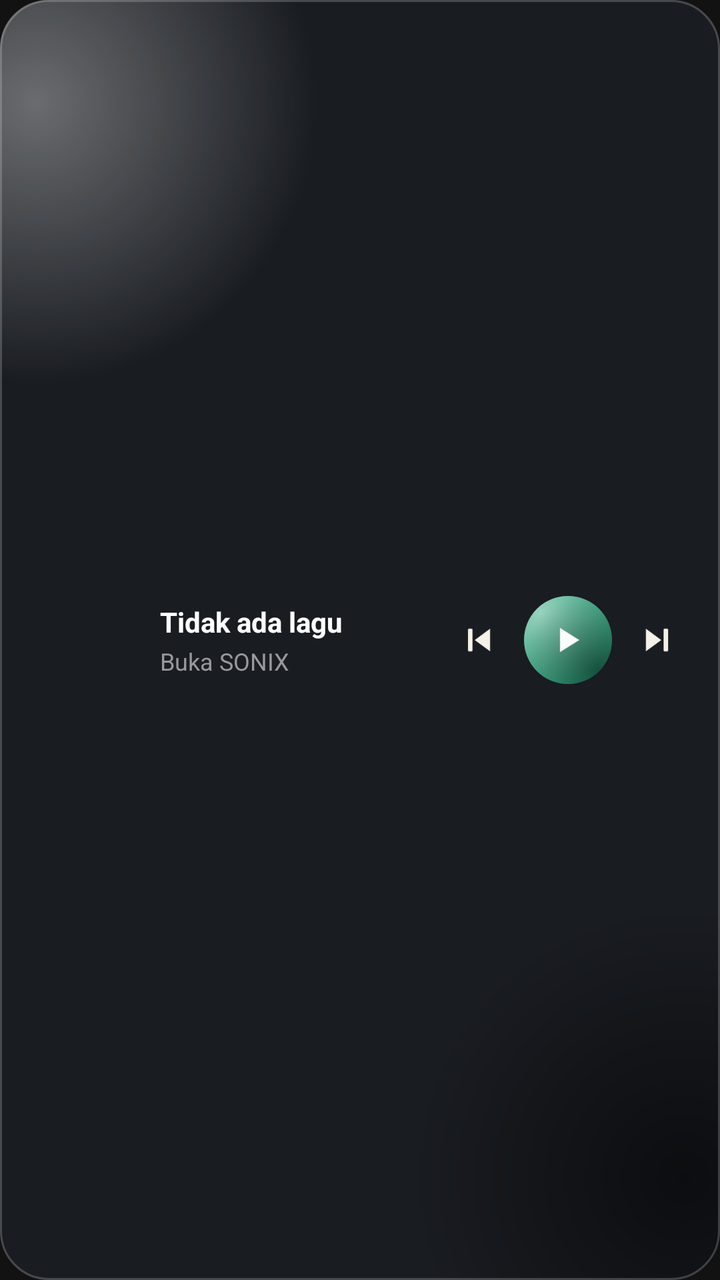
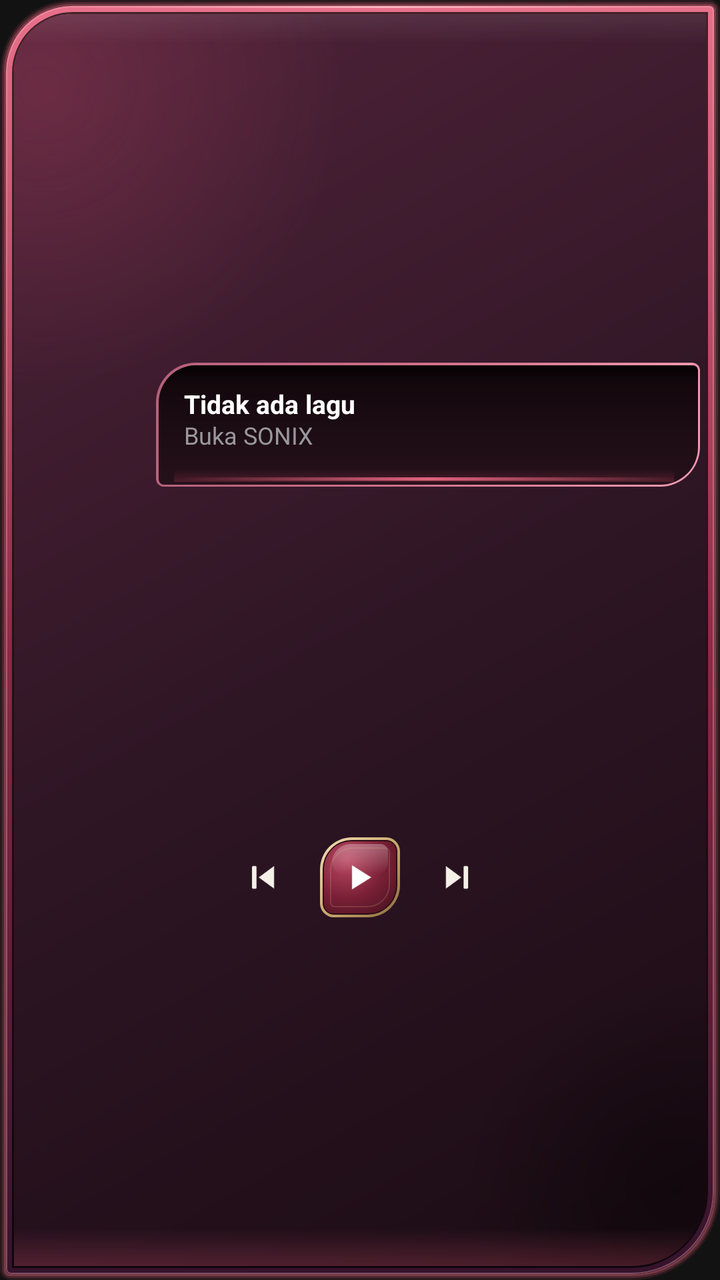

Screens rendered from an Android XML layout before and after an edit, with the pre-edit source and the edit as a unified diff.
<!-- AndroidManifest.xml: application theme Theme.AudioPlayer -->
<!-- res/layout/widget_player.xml -->
<?xml version="1.0" encoding="utf-8"?>
<LinearLayout xmlns:android="http://schemas.android.com/apk/res/android"
    android:id="@+id/widget_root"
    android:layout_width="match_parent"
    android:layout_height="match_parent"
    android:background="@drawable/widget_background"
    android:orientation="horizontal"
    android:gravity="center_vertical"
    android:padding="14dp">

    <ImageView
        android:id="@+id/widget_album_art"
        android:layout_width="52dp"
        android:layout_height="52dp"
        android:scaleType="centerCrop" />

    <LinearLayout
        android:layout_width="0dp"
        android:layout_height="wrap_content"
        android:layout_weight="1"
        android:layout_marginStart="14dp"
        android:layout_marginEnd="8dp"
        android:orientation="vertical">

        <TextView
            android:id="@+id/widget_title"
            android:layout_width="match_parent"
            android:layout_height="wrap_content"
            android:textColor="#FFFFFF"
            android:textSize="14sp"
            android:textStyle="bold"
            android:maxLines="1"
            android:ellipsize="end"
            android:text="Tidak ada lagu" />

        <TextView
            android:id="@+id/widget_artist"
            android:layout_width="match_parent"
            android:layout_height="wrap_content"
            android:layout_marginTop="2dp"
            android:textColor="#98989D"
            android:textSize="12sp"
            android:maxLines="1"
            android:ellipsize="end"
            android:text="Buka SONIX" />
    </LinearLayout>

    <ImageButton
        android:id="@+id/widget_prev"
        android:layout_width="34dp"
        android:layout_height="34dp"
        android:padding="7dp"
        android:background="@android:color/transparent"
        android:scaleType="fitCenter"
        android:src="@drawable/ic_widget_previous"
        android:contentDescription="Sebelumnya" />

    <ImageButton
        android:id="@+id/widget_play_pause"
        android:layout_width="44dp"
        android:layout_height="44dp"
        android:layout_marginStart="6dp"
        android:padding="12dp"
        android:background="@drawable/widget_play_button_bg"
        android:scaleType="fitCenter"
        android:src="@drawable/ic_widget_play"
        android:contentDescription="Putar" />

    <ImageButton
        android:id="@+id/widget_next"
        android:layout_width="34dp"
        android:layout_height="34dp"
        android:layout_marginStart="6dp"
        android:padding="7dp"
        android:background="@android:color/transparent"
        android:scaleType="fitCenter"
        android:src="@drawable/ic_widget_next"
        android:contentDescription="Berikutnya" />

</LinearLayout>
<!-- resources referenced by this layout -->
<resources>
  <!-- drawable ic_widget_next: png bitmap (drawable, 1562 bytes) -->
  <!-- drawable ic_widget_play: png bitmap (drawable, 776 bytes) -->
  <!-- drawable ic_widget_previous: png bitmap (drawable, 1621 bytes) -->
  <!-- drawable widget_background (drawable) -->
  <?xml version="1.0" encoding="utf-8"?>
  <layer-list xmlns:android="http://schemas.android.com/apk/res/android">
      <item>
          <shape android:shape="rectangle">
              <solid android:color="#191C21" />
              <corners android:radius="24dp" />
          </shape>
      </item>
      <item>
          <shape android:shape="rectangle">
              <gradient
                  android:type="radial"
                  android:centerX="0.05"
                  android:centerY="0.08"
                  android:gradientRadius="140dp"
                  android:startColor="#59FFFFFF"
                  android:endColor="#00FFFFFF" />
              <corners android:radius="24dp" />
          </shape>
      </item>
      <item>
          <shape android:shape="rectangle">
              <gradient
                  android:type="radial"
                  android:centerX="0.95"
                  android:centerY="0.92"
                  android:gradientRadius="140dp"
                  android:startColor="#8C000000"
                  android:endColor="#00000000" />
              <corners android:radius="24dp" />
          </shape>
      </item>
      
      <item>
          <shape android:shape="rectangle">
              <stroke android:width="1dp" android:color="#33FFFFFF" />
              <corners android:radius="24dp" />
          </shape>
      </item>
  </layer-list>
  <!-- drawable widget_play_button_bg (drawable) -->
  <?xml version="1.0" encoding="utf-8"?>
  <layer-list xmlns:android="http://schemas.android.com/apk/res/android">
      <item>
          <shape android:shape="oval">
              <solid android:color="#2FA37C" />
          </shape>
      </item>
      <item>
          <shape android:shape="oval">
              <gradient
                  android:type="radial"
                  android:centerX="0.18"
                  android:centerY="0.18"
                  android:gradientRadius="40dp"
                  android:startColor="#80FFFFFF"
                  android:endColor="#00FFFFFF" />
          </shape>
      </item>
      <item>
          <shape android:shape="oval">
              <gradient
                  android:type="radial"
                  android:centerX="0.85"
                  android:centerY="0.85"
                  android:gradientRadius="40dp"
                  android:startColor="#80000000"
                  android:endColor="#00000000" />
          </shape>
      </item>
  </layer-list>
  <style name="Theme.AudioPlayer" parent="android:Theme.Material.NoActionBar">
          <item name="android:windowBackground">@color/black</item>
      </style>
  <color name="black">#FF121212</color>
</resources>

<!-- the commit's change to res/layout/widget_player.xml (unified diff, before → after) -->
@@ -1,80 +1,155 @@
 <?xml version="1.0" encoding="utf-8"?>
-<LinearLayout xmlns:android="http://schemas.android.com/apk/res/android"
-    android:id="@+id/widget_root"
+<FrameLayout xmlns:android="http://schemas.android.com/apk/res/android"
+    android:id="@android:id/background"
     android:layout_width="match_parent"
     android:layout_height="match_parent"
-    android:background="@drawable/widget_background"
-    android:orientation="horizontal"
-    android:gravity="center_vertical"
-    android:padding="14dp">
-
-    <ImageView
-        android:id="@+id/widget_album_art"
-        android:layout_width="52dp"
-        android:layout_height="52dp"
-        android:scaleType="centerCrop" />
+    android:clipToOutline="true">
 
     <LinearLayout
-        android:layout_width="0dp"
-        android:layout_height="wrap_content"
-        android:layout_weight="1"
-        android:layout_marginStart="14dp"
-        android:layout_marginEnd="8dp"
-        android:orientation="vertical">
+        android:id="@+id/widget_root"
+        android:layout_width="match_parent"
+        android:layout_height="match_parent"
+        android:background="@drawable/widget_background_dark"
+        android:orientation="vertical"
+        android:gravity="center_vertical"
+        android:clipToPadding="false"
+        android:padding="10dp">
 
-        <TextView
-            android:id="@+id/widget_title"
+        <LinearLayout
             android:layout_width="match_parent"
-            android:layout_height="wrap_content"
-            android:textColor="#FFFFFF"
-            android:textSize="14sp"
-            android:textStyle="bold"
-            android:maxLines="1"
-            android:ellipsize="end"
-            android:text="Tidak ada lagu" />
+            android:layout_height="0dp"
+            android:layout_weight="1" />
 
-        <TextView
-            android:id="@+id/widget_artist"
+        <LinearLayout
             android:layout_width="match_parent"
-            android:layout_height="wrap_content"
-            android:layout_marginTop="2dp"
-            android:textColor="#98989D"
-            android:textSize="12sp"
-            android:maxLines="1"
-            android:ellipsize="end"
-            android:text="Buka SONIX" />
+            android:layout_height="62dp"
+            android:orientation="horizontal"
+            android:gravity="center_vertical">
+
+            <ImageView
+                android:id="@+id/widget_album_art"
+                android:layout_width="62dp"
+                android:layout_height="62dp"
+                android:scaleType="centerCrop" />
+
+            <LinearLayout
+                android:id="@+id/widget_well"
+                android:layout_width="0dp"
+                android:layout_height="62dp"
+                android:layout_weight="1"
+                android:layout_marginStart="6dp"
+                android:background="@drawable/widget_well"
+                android:orientation="vertical"
+                android:gravity="center_vertical"
+                android:paddingStart="14dp"
+                android:paddingEnd="12dp"
+                android:paddingBottom="4dp">
+
+                <FrameLayout
+                    android:id="@+id/widget_title_viewport"
+                    android:layout_width="match_parent"
+                    android:layout_height="wrap_content">
+
+                    <TextView
+                        android:id="@+id/widget_title_static"
+                        android:layout_width="match_parent"
+                        android:layout_height="wrap_content"
+                        android:textColor="#FFFFFF"
+                        android:textSize="13sp"
+                        android:textStyle="bold"
+                        android:maxLines="1"
+                        android:includeFontPadding="false"
+                        android:ellipsize="end"
+                        android:text="Tidak ada lagu" />
+
+                    <ViewFlipper
+                        android:id="@+id/widget_title_flipper"
+                        android:layout_width="match_parent"
+                        android:layout_height="wrap_content"
+                        android:inAnimation="@anim/widget_title_segment"
+                        android:visibility="gone">
+
+                        <TextView
+                            android:id="@+id/widget_title"
+                            android:layout_width="4000dp"
+                            android:layout_height="wrap_content"
+                            android:textColor="#FFFFFF"
+                            android:textSize="13sp"
+                            android:textStyle="bold"
+                            android:maxLines="1"
+                            android:includeFontPadding="false"
+                            android:text="Tidak ada lagu" />
+
+                    </ViewFlipper>
+
+                </FrameLayout>
+
+                <TextView
+                    android:id="@+id/widget_artist"
+                    android:layout_width="match_parent"
+                    android:layout_height="wrap_content"
+                    android:layout_marginTop="1dp"
+                    android:textColor="#98989D"
+                    android:textSize="12sp"
+                    android:maxLines="1"
+                    android:includeFontPadding="false"
+                    android:ellipsize="end"
+                    android:text="Buka SONIX" />
+            </LinearLayout>
+
+        </LinearLayout>
+
+        <LinearLayout
+            android:layout_width="match_parent"
+            android:layout_height="0dp"
+            android:layout_weight="1" />
+
+        <LinearLayout
+            android:layout_width="match_parent"
+            android:layout_height="40dp"
+            android:layout_marginTop="4dp"
+            android:orientation="horizontal"
+            android:gravity="center">
+
+            <ImageButton
+                android:id="@+id/widget_prev"
+                android:layout_width="34dp"
+                android:layout_height="34dp"
+                android:padding="7dp"
+                android:background="@android:color/transparent"
+                android:scaleType="fitCenter"
+                android:src="@drawable/ic_widget_previous"
+                android:contentDescription="Sebelumnya" />
+
+            <ImageButton
+                android:id="@+id/widget_play_pause"
+                android:layout_width="40dp"
+                android:layout_height="40dp"
+                android:layout_marginStart="12dp"
+                android:padding="10dp"
+                android:background="@drawable/widget_play_button_bg"
+                android:scaleType="fitCenter"
+                android:src="@drawable/ic_widget_play"
+                android:contentDescription="Putar" />
+
+            <ImageButton
+                android:id="@+id/widget_next"
+                android:layout_width="34dp"
+                android:layout_height="34dp"
+                android:layout_marginStart="12dp"
+                android:padding="7dp"
+                android:background="@android:color/transparent"
+                android:scaleType="fitCenter"
+                android:src="@drawable/ic_widget_next"
+                android:contentDescription="Berikutnya" />
+
+        </LinearLayout>
+
+        <LinearLayout
+            android:layout_width="match_parent"
+            android:layout_height="0dp"
+            android:layout_weight="1" />
+
     </LinearLayout>
 
-    <ImageButton
-        android:id="@+id/widget_prev"
-        android:layout_width="34dp"
-        android:layout_height="34dp"
-        android:padding="7dp"
-        android:background="@android:color/transparent"
-        android:scaleType="fitCenter"
-        android:src="@drawable/ic_widget_previous"
-        android:contentDescription="Sebelumnya" />
-
-    <ImageButton
-        android:id="@+id/widget_play_pause"
-        android:layout_width="44dp"
-        android:layout_height="44dp"
-        android:layout_marginStart="6dp"
-        android:padding="12dp"
-        android:background="@drawable/widget_play_button_bg"
-        android:scaleType="fitCenter"
-        android:src="@drawable/ic_widget_play"
-        android:contentDescription="Putar" />
-
-    <ImageButton
-        android:id="@+id/widget_next"
-        android:layout_width="34dp"
-        android:layout_height="34dp"
-        android:layout_marginStart="6dp"
-        android:padding="7dp"
-        android:background="@android:color/transparent"
-        android:scaleType="fitCenter"
-        android:src="@drawable/ic_widget_next"
-        android:contentDescription="Berikutnya" />
-
-</LinearLayout>
+</FrameLayout>
<!-- resource entries referenced after the edit -->
@@ -3,78 +3,9 @@
   <!-- drawable ic_widget_next: png bitmap (drawable, 1562 bytes) -->
   <!-- drawable ic_widget_play: png bitmap (drawable, 776 bytes) -->
   <!-- drawable ic_widget_previous: png bitmap (drawable, 1621 bytes) -->
-  <!-- drawable widget_background (drawable) -->
-  <?xml version="1.0" encoding="utf-8"?>
-  <layer-list xmlns:android="http://schemas.android.com/apk/res/android">
-      <item>
-          <shape android:shape="rectangle">
-              <solid android:color="#191C21" />
-              <corners android:radius="24dp" />
-          </shape>
-      </item>
-      <item>
-          <shape android:shape="rectangle">
-              <gradient
-                  android:type="radial"
-                  android:centerX="0.05"
-                  android:centerY="0.08"
-                  android:gradientRadius="140dp"
-                  android:startColor="#59FFFFFF"
-                  android:endColor="#00FFFFFF" />
-              <corners android:radius="24dp" />
-          </shape>
-      </item>
-      <item>
-          <shape android:shape="rectangle">
-              <gradient
-                  android:type="radial"
-                  android:centerX="0.95"
-                  android:centerY="0.92"
-                  android:gradientRadius="140dp"
-                  android:startColor="#8C000000"
-                  android:endColor="#00000000" />
-              <corners android:radius="24dp" />
-          </shape>
-      </item>
-      
-      <item>
-          <shape android:shape="rectangle">
-              <stroke android:width="1dp" android:color="#33FFFFFF" />
-              <corners android:radius="24dp" />
-          </shape>
-      </item>
-  </layer-list>
-  <!-- drawable widget_play_button_bg (drawable) -->
-  <?xml version="1.0" encoding="utf-8"?>
-  <layer-list xmlns:android="http://schemas.android.com/apk/res/android">
-      <item>
-          <shape android:shape="oval">
-              <solid android:color="#2FA37C" />
-          </shape>
-      </item>
-      <item>
-          <shape android:shape="oval">
-              <gradient
-                  android:type="radial"
-                  android:centerX="0.18"
-                  android:centerY="0.18"
-                  android:gradientRadius="40dp"
-                  android:startColor="#80FFFFFF"
-                  android:endColor="#00FFFFFF" />
-          </shape>
-      </item>
-      <item>
-          <shape android:shape="oval">
-              <gradient
-                  android:type="radial"
-                  android:centerX="0.85"
-                  android:centerY="0.85"
-                  android:gradientRadius="40dp"
-                  android:startColor="#80000000"
-                  android:endColor="#00000000" />
-          </shape>
-      </item>
-  </layer-list>
+  <!-- drawable widget_background_dark: vector/xml drawable (drawable, 5482 chars, omitted) -->
+  <!-- drawable widget_play_button_bg: vector/xml drawable (drawable, 6458 chars, omitted) -->
+  <!-- drawable widget_well: vector/xml drawable (drawable, 2155 chars, omitted) -->
   <style name="Theme.AudioPlayer" parent="android:Theme.Material.NoActionBar">
           <item name="android:windowBackground">@color/black</item>
       </style>
